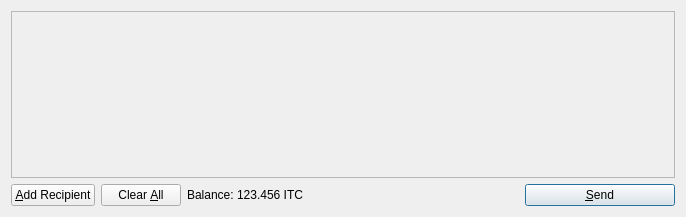
The window that src/qt/forms/sendcoinsdialog.ui (corryl/ItalyCoin) describes before a commit, drawn with Qt 5.
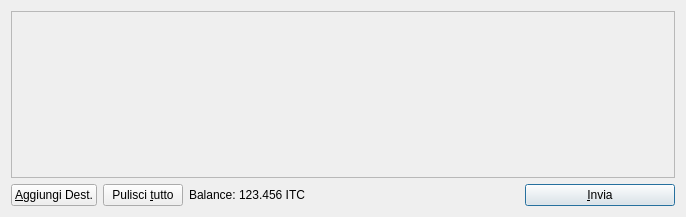
The same window after the commit. Icons and pictures are not drawn.

Diff of the .ui file:
```diff
--- a/src/qt/forms/sendcoinsdialog.ui
+++ b/src/qt/forms/sendcoinsdialog.ui
@@ -64,7 +64,7 @@
         <string>Send to multiple recipients at once</string>
        </property>
        <property name="text">
-        <string>&amp;Add Recipient</string>
+        <string>&amp;Aggiungi Dest.</string>
        </property>
        <property name="icon">
         <iconset resource="../bitcoin.qrc">
@@ -87,7 +87,7 @@
         <string>Remove all transaction fields</string>
        </property>
        <property name="text">
-        <string>Clear &amp;All</string>
+        <string>Pulisci &amp;tutto</string>
        </property>
        <property name="icon">
         <iconset resource="../bitcoin.qrc">
@@ -153,7 +153,7 @@
         <string>Confirm the send action</string>
        </property>
        <property name="text">
-        <string>&amp;Send</string>
+        <string>&amp;Invia</string>
        </property>
        <property name="icon">
         <iconset resource="../bitcoin.qrc">
```
Left out of the diff: 4 changed lines with no effect on the pictures.
